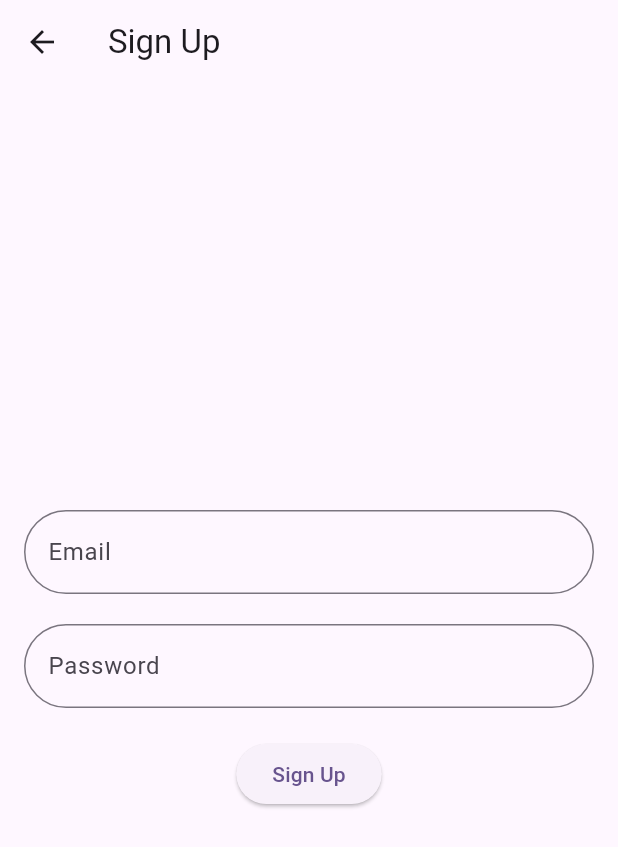
After one commit to gajendra369/firebase-auth, a Flutter app: the SignUpScreen screen opened directly, after a tap on "Sign Up", on a phone screen of 412 x 824 dp. The commit adds this screen. Shown: the top 847 px of the screen. Run offline on Flutter 3.47's test engine with Material 3 defaults, Android fonts, the phone set to English and light mode, and no system bars; our stand-ins replace firebase_auth, firebase_core, sign_in_button; accounts and stored records are empty; network calls fail.

Commit message:
Adding email verification

```diff
--- /dev/null
+++ b/lib/SignupScreen.dart
@@ -0,0 +1,112 @@
+import 'package:firebase_auth/firebase_auth.dart';
+import 'package:flutter/material.dart';
+
+class SignUpScreen extends StatefulWidget {
+  const SignUpScreen({super.key});
+
+  @override
+  SignUpScreenState createState() => SignUpScreenState();
+}
+
+class SignUpScreenState extends State<SignUpScreen> {
+  final TextEditingController _emailController = TextEditingController();
+  final TextEditingController _passwordController = TextEditingController();
+
+  @override
+  Widget build(BuildContext context) {
+    return Scaffold(
+      appBar: AppBar(
+        title: const Text('Sign Up'),
+      ),
+      body: Padding(
+        padding: const EdgeInsets.all(16.0),
+        child: Column(
+          mainAxisAlignment: MainAxisAlignment.center,
+          children: [
+            TextFormField(
+              controller: _emailController,
+              decoration: InputDecoration(
+                labelText: 'Email',
+                border: OutlineInputBorder(
+                  borderRadius: BorderRadius.circular(30.0),
+                ),
+                focusedBorder: OutlineInputBorder(
+                  borderRadius: BorderRadius.circular(30.0),
+                  borderSide: const BorderSide(color: Colors.blue),
+                ),
+              ),
+            ),
+            const SizedBox(height: 20),
+            TextFormField(
+              controller: _passwordController,
+              decoration: InputDecoration(
+                labelText: 'Password',
+                border: OutlineInputBorder(
+                  borderRadius: BorderRadius.circular(30.0),
+                ),
+                focusedBorder: OutlineInputBorder(
+                  borderRadius: BorderRadius.circular(30.0),
+                  borderSide: const BorderSide(color: Colors.blue),
+                ),
+              ),
+              obscureText: true,
+            ),
+            const SizedBox(height: 20),
+            ElevatedButton(
+              onPressed: () {
+                _handleSignUp(context);
+              },
+              child: const Text('Sign Up'),
+            ),
+          ],
+        ),
+      ),
+    );
+  }
+
+  void _handleSignUp(BuildContext context) async {
+    FirebaseAuth auth = FirebaseAuth.instance;
+    if (_emailController.text.isNotEmpty &&
+        _passwordController.text.isNotEmpty) {
+      try {
+        UserCredential userCredential =
+            await auth.createUserWithEmailAndPassword(
+          email: _emailController.text,
+          password: _passwordController.text,
+        );
+
+        // Send email verification
+        await userCredential.user!.sendEmailVerification();
+        await auth.signOut(); // Sign out the user to prevent them from using the app without verification
+        // ignore: use_build_context_synchronously
+        Navigator.pop(context);
+        _showSuccessMessage('Account created. Please verify your email.');
+
+        _emailController.clear();
+        _passwordController.clear();
+      } catch (error) {
+        _showErrorMessage('Failed to create account: $error');
+      }
+    }
+  }
+
+  void _showSuccessMessage(String message) {
+    ScaffoldMessenger.of(context).showSnackBar(
+      SnackBar(
+        content: Text(message),
+        backgroundColor: Colors.green,
+        duration: const Duration(seconds: 4),
+      ),
+    );
+  }
+
+  void _showErrorMessage(String message) {
+    ScaffoldMessenger.of(context).showSnackBar(
+      SnackBar(
+        content: Text(message),
+        backgroundColor: Colors.red,
+        duration: const Duration(seconds: 3), // Show the message for 3 seconds
+      ),
+    );
+  }
+}
```
Also changed, not shown: lib/home_page.dart (+116 -49 lines).
